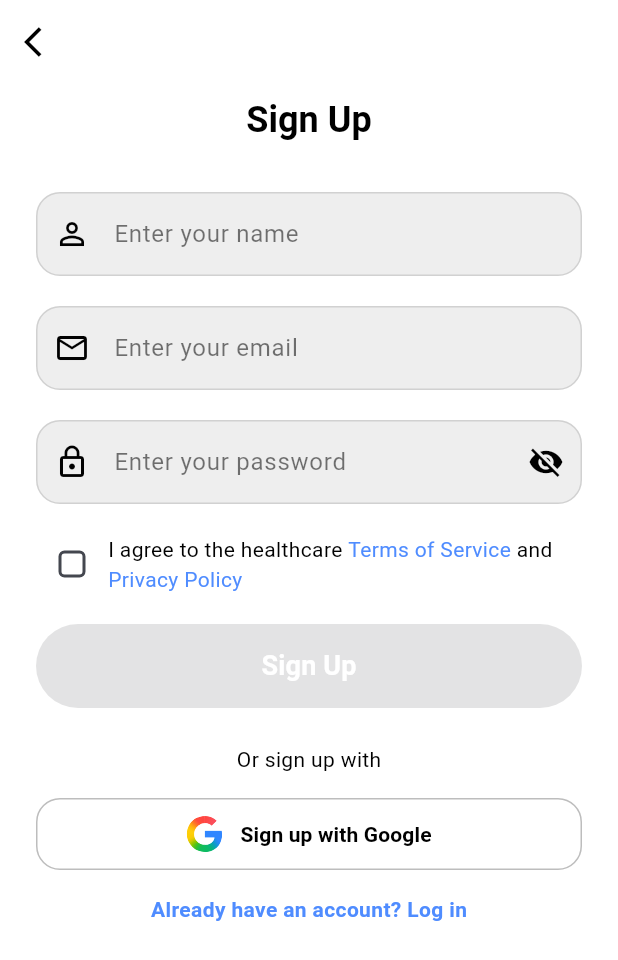
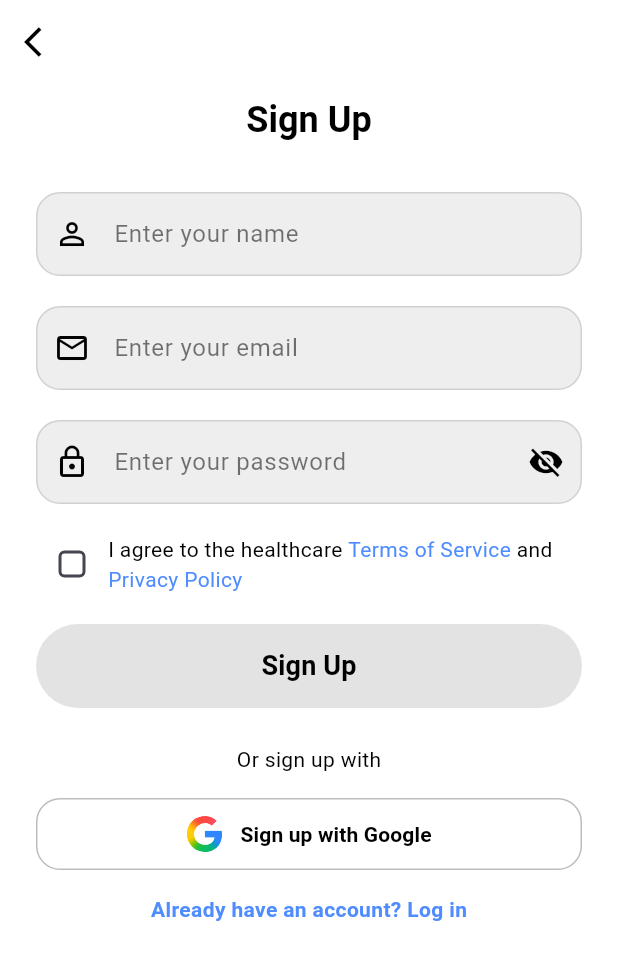
Before and after one commit to Krish5706/DermaCare, a Flutter app: the SignupScreen screen opened by its route, on a phone screen of 412 x 824 dp. Shown: the top 960 px of the screen. Run offline on Flutter 3.47's test engine with Material 3 defaults, Android fonts, the phone set to English and light mode, and no system bars; our stand-ins replace email_validator, flutter_svg, fluttertoast, image_picker, shared_preferences; accounts and stored records are empty.

Commit message:
Sign up text color

```diff
--- a/dermacare/flutter_auth_app/lib/screens/signup_screen.dart
+++ b/dermacare/flutter_auth_app/lib/screens/signup_screen.dart
@@ -215,7 +215,7 @@ class _SignupScreenState extends State<SignupScreen> {
                             style: TextStyle(
                               fontSize: 18,
                               fontWeight: FontWeight.w600,
-                              color: Colors.white,
+                              color: Color.fromARGB(255, 0, 0, 0),
                             ),
                           ),
                         ),
```
